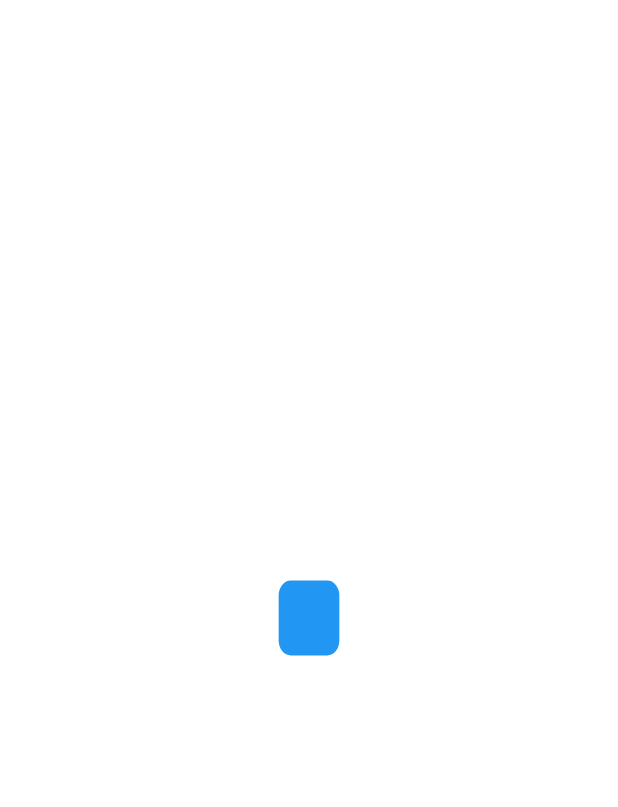
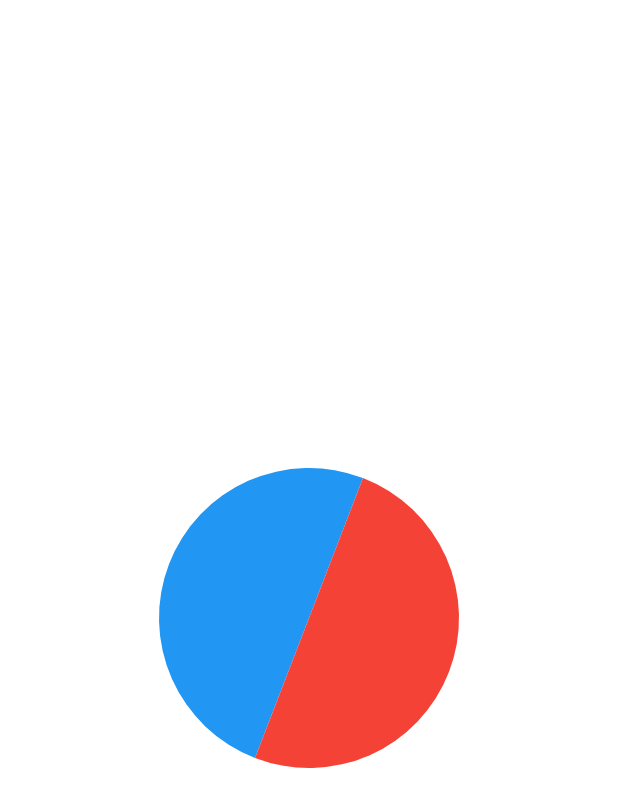
Before and after one commit to DikshantK2004/Flutter_animations, a Flutter app: the screen it shows after launch, on a phone screen of 412 x 824 dp. Shown: the top 807 px of the screen. Run offline on Flutter 3.47's test engine with Material 3 defaults, Android fonts, the phone set to English and light mode, and no system bars.

Commit message:
Added chained animations

```diff
--- /dev/null
+++ b/lib/animations/chained_animation.dart
@@ -0,0 +1,143 @@
+import 'dart:math';
+
+import 'package:flutter/material.dart';
+
+class ChainedAnimation extends StatefulWidget {
+  const ChainedAnimation({super.key});
+
+  @override
+  State<ChainedAnimation> createState() => _ChainedAnimationState();
+}
+
+class _ChainedAnimationState extends State<ChainedAnimation>
+    with TickerProviderStateMixin {
+  // for many animations
+  late AnimationController _controller;
+  late Animation<double> _animation;
+
+  late AnimationController _controller2;
+  late Animation<double> _animation2;
+
+  @override
+  void initState() {
+    _controller = AnimationController(
+      duration: const Duration(seconds: 1),
+      vsync: this,
+    );
+
+    _animation =
+        Tween(begin: 0.0, end: - pi / 2)
+            .animate(
+      CurvedAnimation(
+        parent: _controller,
+        curve: Curves.bounceOut,
+      ),
+    );
+
+    _controller2 = AnimationController(
+      duration: const Duration(seconds: 1),
+      vsync: this,
+    );
+
+    _animation2 =
+        Tween(begin: 0.0, end:pi).animate(
+      CurvedAnimation(
+        parent: _controller2,
+        curve: Curves.bounceOut,
+      ),
+    ); // atleast initialization is necessary
+    _controller.addStatusListener((status) {
+      if (status == AnimationStatus.completed) {
+
+        _animation2 = Tween(begin: _animation2.value, end: _animation2.value + pi).animate(
+          CurvedAnimation( // we can't do it above itself, because there it was initiallly uniitialized
+            parent: _controller2,
+            curve: Curves.bounceOut,
+          ),
+        );
+        _controller2
+          ..reset()
+          ..forward(); // this is like calling the animation to run
+      }
+    });
+
+    _controller2.addStatusListener((status) {
+      if (status == AnimationStatus.completed) {
+        // for continuity
+        _animation = Tween(begin: _animation.value, end: _animation.value - pi / 2)
+            .animate(
+          CurvedAnimation(
+            parent: _controller,
+            curve: Curves.bounceOut,
+          ),
+        );
+
+        _controller
+          ..reset()
+          ..forward();
+        // this is like calling the animation to run
+      }
+    });
+    super.initState();
+  }
+
+  @override
+  void dispose() {
+    super.dispose();
+    _controller.dispose();
+    _controller2.dispose();
+  }
+
+  @override
+  Widget build(BuildContext context) {
+    _controller
+      ..reset()
+      ..forward();
+
+    return Scaffold(
+        backgroundColor: Colors.white.withOpacity(0.4),
+        body: Center(
+          child: AnimatedBuilder(
+              animation: _controller,
+              builder: (context, child) {
+                return Transform(
+                  alignment: Alignment.center,
+                  transform: Matrix4.identity()..rotateZ(_animation.value),
+                  child: AnimatedBuilder(
+                      animation: _controller2,
+                      builder: (context, child) {
+                        return Transform(
+                          alignment: Alignment.center,
+                          transform: Matrix4.identity()
+                            ..rotateX(_animation2.value),
+                          child: Row(
+                              mainAxisAlignment: MainAxisAlignment.center,
+                              children: [
+                                Container(
+                                  width: 100,
+                                  height: 200,
+                                  decoration: const BoxDecoration(
+                                    color: Colors.blue,
+                                    borderRadius: BorderRadius.horizontal(
+                                      left: Radius.circular(100),
+                                    ),
+                                  ),
+                                ),
+                                Container(
+                                  width: 100,
+                                  height: 200,
+                                  decoration: const BoxDecoration(
+                                    color: Colors.red,
+                                    borderRadius: BorderRadius.horizontal(
+                                      right: Radius.circular(100),
+                                    ),
+                                  ),
+                                ),
+                              ]),
+                        );
+                      }),
+                );
+              }),
+        ));
+  }
+}
--- a/lib/main.dart
+++ b/lib/main.dart
@@ -1,5 +1,6 @@
 import 'package:flutter/material.dart';
 import 'package:flutter_animations/animations/axis_rotation.dart';
+import 'package:flutter_animations/animations/chained_animation.dart';
 
 void main() {
   runApp(const MyApp());
@@ -18,7 +19,7 @@ class MyApp extends StatelessWidget {
       themeMode: ThemeMode.dark,
       debugShowCheckedModeBanner: false ,
       debugShowMaterialGrid: false,
-      home: const AxisRotation(),
+      home: const ChainedAnimation(),
     );
   }
 }
```
